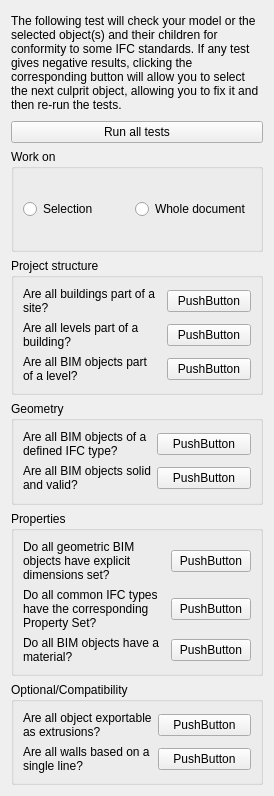
First picture: the form in dialogPreflight.ui, repository yorikvanhavre/BIM_Workbench, before the edit.
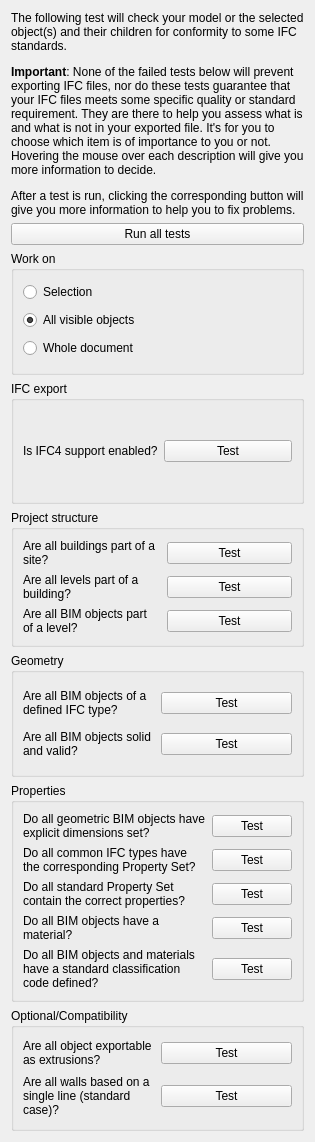
Second picture: the form after the edit.

Commit message: Further work on tests dialog

Diff of the .ui file:
```diff
--- a/dialogPreflight.ui
+++ b/dialogPreflight.ui
@@ -6,8 +6,8 @@
    <rect>
     <x>0</x>
     <y>0</y>
-    <width>274</width>
-    <height>796</height>
+    <width>315</width>
+    <height>1142</height>
    </rect>
   </property>
   <property name="windowTitle">
@@ -17,7 +17,7 @@
    <item>
     <widget class="QLabel" name="label_7">
      <property name="text">
-      <string>The following test will check your model or the selected object(s) and their children for conformity to some IFC standards. If any test gives negative results, clicking the corresponding button will allow you to select the next culprit object, allowing you to fix it and then re-run the tests.</string>
+      <string>&lt;html&gt;&lt;head/&gt;&lt;body&gt;&lt;p&gt;The following test will check your model or the selected object(s) and their children for conformity to some IFC standards.&lt;/p&gt;&lt;p&gt;&lt;span style=&quot; font-weight:600;&quot;&gt;Important&lt;/span&gt;: None of the failed tests below will prevent exporting IFC files, nor do these tests guarantee that your IFC files meets some specific quality or standard requirement. They are there to help you assess what is and what is not in your exported file. It's for you to choose which item is of importance to you or not. Hovering the mouse over each description will give you more information to decide.&lt;/p&gt;&lt;p&gt;After a test is run, clicking the corresponding button will give you more information to help you to fix problems.&lt;/p&gt;&lt;/body&gt;&lt;/html&gt;</string>
      </property>
      <property name="wordWrap">
       <bool>true</bool>
@@ -36,7 +36,7 @@
      <property name="title">
       <string>Work on</string>
      </property>
-     <layout class="QHBoxLayout" name="horizontalLayout">
+     <layout class="QVBoxLayout" name="verticalLayout_2">
       <item>
        <widget class="QRadioButton" name="radioButton">
         <property name="text">
@@ -44,6 +44,16 @@
         </property>
        </widget>
       </item>
+      <item>
+       <widget class="QRadioButton" name="radioButton_3">
+        <property name="text">
+         <string>All visible objects</string>
+        </property>
+        <property name="checked">
+         <bool>true</bool>
+        </property>
+       </widget>
+      </item>
       <item>
        <widget class="QRadioButton" name="radioButton_2">
         <property name="text">
@@ -54,6 +64,35 @@
      </layout>
     </widget>
    </item>
+   <item>
+    <widget class="QGroupBox" name="groupBox_6">
+     <property name="title">
+      <string>IFC export</string>
+     </property>
+     <layout class="QGridLayout" name="gridLayout_5">
+      <item row="0" column="0">
+       <widget class="QLabel" name="label_13">
+        <property name="toolTip">
+         <string>&lt;html&gt;&lt;head/&gt;&lt;body&gt;&lt;p&gt;IFC export in FreeCAD is performed by an open-source third-party library called IfcOpenShell. To be able to export to the newer IFC4 standard, IfcOpenShell must have been compiled with IFC4 support enabled.  This test will check if IFC4 support is available in your version of IfcOpenShell. If not, you will only be able to export IFC files in the older IFC2x3 standard. Note that some applications out there still have incomplete or inexistant IFC4 support, so in some cases IFC2x3 might still work better.&lt;/p&gt;&lt;/body&gt;&lt;/html&gt;</string>
+        </property>
+        <property name="text">
+         <string>Is IFC4 support enabled?</string>
+        </property>
+        <property name="wordWrap">
+         <bool>true</bool>
+        </property>
+       </widget>
+      </item>
+      <item row="0" column="1">
+       <widget class="QPushButton" name="pushButton_13">
+        <property name="text">
+         <string>Test</string>
+        </property>
+       </widget>
+      </item>
+     </layout>
+    </widget>
+   </item>
    <item>
     <widget class="QGroupBox" name="groupBox_2">
      <property name="title">
@@ -63,7 +102,7 @@
       <item row="2" column="1">
        <widget class="QPushButton" name="pushButton_2">
         <property name="text">
-         <string>PushButton</string>
+         <string>Test</string>
         </property>
        </widget>
       </item>
@@ -90,7 +129,7 @@
       <item row="1" column="1">
        <widget class="QPushButton" name="pushButton">
         <property name="text">
-         <string>PushButton</string>
+         <string>Test</string>
         </property>
        </widget>
       </item>
@@ -107,7 +146,7 @@
       <item row="0" column="1">
        <widget class="QPushButton" name="pushButton_8">
         <property name="text">
-         <string>PushButton</string>
+         <string>Test</string>
         </property>
        </widget>
       </item>
@@ -123,7 +162,7 @@
       <item row="1" column="1">
        <widget class="QPushButton" name="pushButton_5">
         <property name="text">
-         <string>PushButton</string>
+         <string>Test</string>
         </property>
        </widget>
       </item>
@@ -150,7 +189,7 @@
       <item row="0" column="1">
        <widget class="QPushButton" name="pushButton_6">
         <property name="text">
-         <string>PushButton</string>
+         <string>Test</string>
         </property>
        </widget>
       </item>
@@ -163,10 +202,37 @@
       <string>Properties</string>
      </property>
      <layout class="QGridLayout" name="gridLayout_3">
+      <item row="5" column="0">
+       <widget class="QLabel" name="label_14">
+        <property name="toolTip">
+         <string>&lt;html&gt;&lt;head/&gt;&lt;body&gt;&lt;p&gt;Classification systems, such as UniClass or MasterFormat, or even your own custom system, are in some cases an important part of a building project. This test will ensure that all BIM objects and materials found in the model have their standardcode property dutifully filled.&lt;/p&gt;&lt;/body&gt;&lt;/html&gt;</string>
+        </property>
+        <property name="text">
+         <string>Do all BIM objects and materials have a standard classification code defined?</string>
+        </property>
+        <property name="wordWrap">
+         <bool>true</bool>
+        </property>
+       </widget>
+      </item>
+      <item row="5" column="1">
+       <widget class="QPushButton" name="pushButton_14">
+        <property name="text">
+         <string>Test</string>
+        </property>
+       </widget>
+      </item>
+      <item row="0" column="1">
+       <widget class="QPushButton" name="pushButton_3">
+        <property name="text">
+         <string>Test</string>
+        </property>
+       </widget>
+      </item>
       <item row="1" column="1">
        <widget class="QPushButton" name="pushButton_4">
         <property name="text">
-         <string>PushButton</string>
+         <string>Test</string>
         </property>
        </widget>
       </item>
@@ -190,14 +256,7 @@
         </property>
        </widget>
       </item>
-      <item row="0" column="1">
-       <widget class="QPushButton" name="pushButton_3">
-        <property name="text">
-         <string>PushButton</string>
-        </property>
-       </widget>
-      </item>
-      <item row="2" column="0">
+      <item row="3" column="0">
        <widget class="QLabel" name="label_9">
         <property name="text">
          <string>Do all BIM objects have a material?</string>
@@ -207,10 +266,30 @@
         </property>
        </widget>
       </item>
-      <item row="2" column="1">
+      <item row="3" column="1">
        <widget class="QPushButton" name="pushButton_9">
         <property name="text">
-         <string>PushButton</string>
+         <string>Test</string>
+        </property>
+       </widget>
+      </item>
+      <item row="2" column="0">
+       <widget class="QLabel" name="label_12">
+        <property name="toolTip">
+         <string>&lt;html&gt;&lt;head/&gt;&lt;body&gt;&lt;p&gt;Even if a BIM object has a standard property set for its type attributed, there is no guarantee that this property set still contains or only contains all the properties that the IFC standard has defined for that set. They might have been modified after the property set has been added.&lt;/p&gt;&lt;p&gt;&lt;br/&gt;&lt;/p&gt;&lt;p&gt;This test will check that all standard property sets found throughout the model contain all and only the properties specified in the standard definition.&lt;/p&gt;&lt;/body&gt;&lt;/html&gt;</string>
+        </property>
+        <property name="text">
+         <string>Do all standard Property Set contain the correct properties?</string>
+        </property>
+        <property name="wordWrap">
+         <bool>true</bool>
+        </property>
+       </widget>
+      </item>
+      <item row="2" column="1">
+       <widget class="QPushButton" name="pushButton_12">
+        <property name="text">
+         <string>Test</string>
         </property>
        </widget>
       </item>
@@ -226,7 +305,7 @@
       <item row="0" column="1">
        <widget class="QPushButton" name="pushButton_10">
         <property name="text">
-         <string>PushButton</string>
+         <string>Test</string>
         </property>
        </widget>
       </item>
@@ -243,7 +322,7 @@
       <item row="1" column="0">
        <widget class="QLabel" name="label_11">
         <property name="text">
-         <string>Are all walls based on a single line?</string>
+         <string>Are all walls based on a single line (standard case)?</string>
         </property>
         <property name="wordWrap">
          <bool>true</bool>
@@ -253,7 +332,7 @@
       <item row="1" column="1">
        <widget class="QPushButton" name="pushButton_11">
         <property name="text">
-         <string>PushButton</string>
+         <string>Test</string>
         </property>
        </widget>
       </item>
```
Left out of the diff: 27 changed lines with no effect on the pictures.
